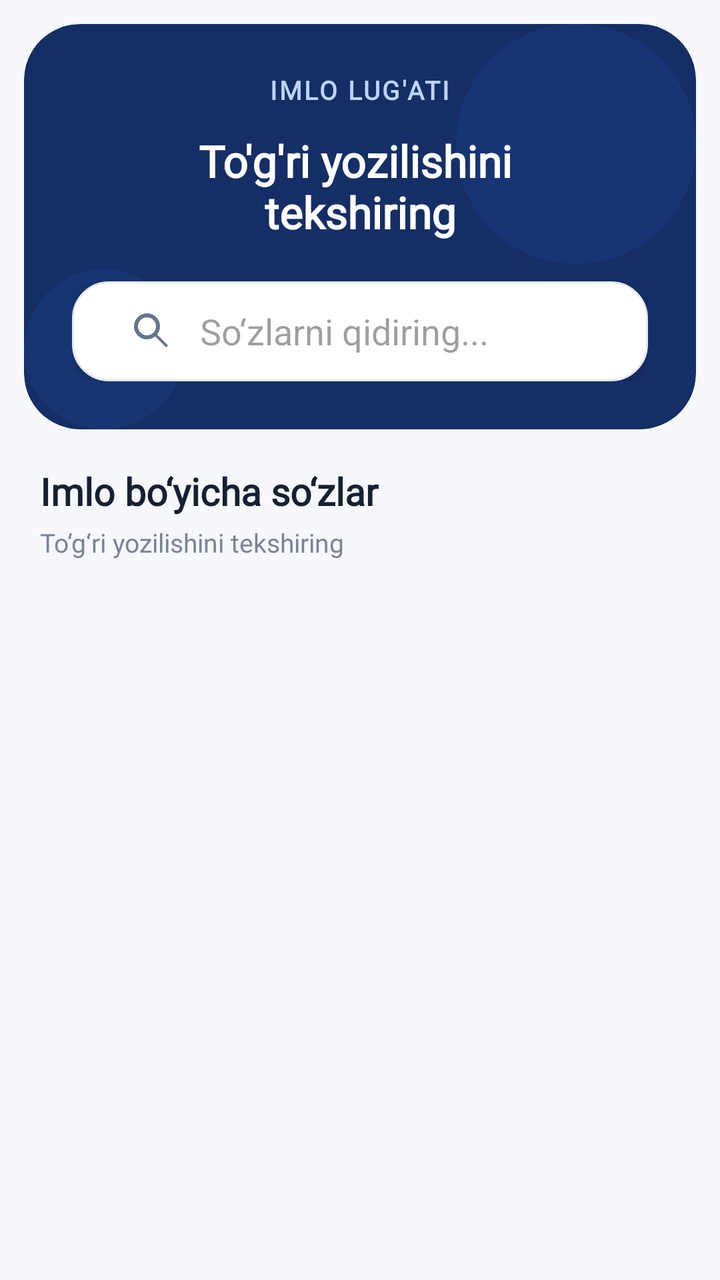
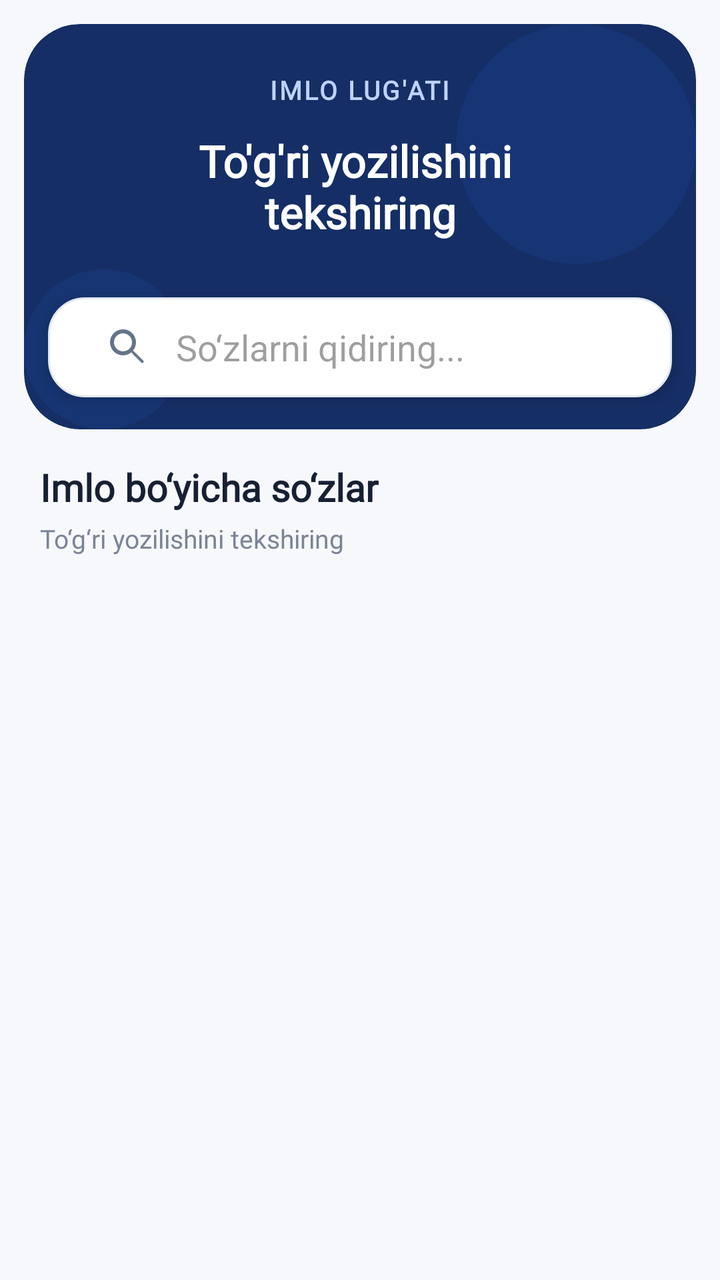

Screens rendered from an Android XML layout before and after an edit, with the pre-edit source and the edit as a unified diff.
<!-- AndroidManifest.xml: application theme Theme.OzbekTiliningIzohliUgati -->
<!-- res/layout/fragment_atama.xml -->
<?xml version="1.0" encoding="utf-8"?>
<androidx.constraintlayout.widget.ConstraintLayout
    xmlns:android="http://schemas.android.com/apk/res/android"
    xmlns:app="http://schemas.android.com/apk/res-auto"
    xmlns:tools="http://schemas.android.com/tools"
    android:layout_width="match_parent"
    android:layout_height="match_parent"
    android:background="@color/settings_background"
    tools:context=".presentation.AtamaFragment">

    <androidx.cardview.widget.CardView
        android:id="@+id/cardview"
        android:layout_width="0dp"
        android:layout_height="wrap_content"
        android:layout_margin="12dp"
        app:cardBackgroundColor="@color/header_blue"
        app:cardCornerRadius="28dp"
        app:cardElevation="0dp"
        app:layout_constraintEnd_toEndOf="parent"
        app:layout_constraintStart_toStartOf="parent"
        app:layout_constraintTop_toTopOf="parent">

        <FrameLayout
            android:layout_width="match_parent"
            android:layout_height="wrap_content">

            <View
                android:layout_width="120dp"
                android:layout_height="120dp"
                android:layout_gravity="end|top"
                android:alpha="0.12"
                android:background="@drawable/bg_header_circle" />

            <View
                android:layout_width="80dp"
                android:layout_height="80dp"
                android:layout_gravity="start|bottom"
                android:alpha="0.10"
                android:background="@drawable/bg_header_circle_light" />

            <LinearLayout
                android:layout_width="match_parent"
                android:layout_height="wrap_content"
                android:orientation="vertical"
                android:padding="24dp">

                <TextView
                    android:id="@+id/tv1"
                    android:layout_width="wrap_content"
                    android:layout_height="wrap_content"
                    android:layout_gravity="center_horizontal"
                    android:text="@string/imlo_lugati"
                    android:textAllCaps="true"
                    android:textColor="#BFD3FF"
                    android:textSize="13sp"
                    android:fontFamily="@font/inter"
                    android:letterSpacing="0.08"
                    android:textStyle="bold" />

                <TextView
                    android:id="@+id/tv"
                    android:layout_width="match_parent"
                    android:layout_height="wrap_content"
                    android:layout_marginTop="12dp"
                    android:gravity="center"
                    android:text="@string/check_orthography"
                    android:textColor="@color/white"
                    android:textSize="22sp"
                    android:fontFamily="@font/inter"
                    android:textStyle="bold" />

                <androidx.appcompat.widget.SearchView
                    android:id="@+id/searchBox"
                    android:layout_width="match_parent"
                    android:layout_height="50dp"
                    android:layout_marginTop="20dp"
                    android:background="@drawable/bg_search_premium"
                    android:elevation="3dp"
                    android:theme="@style/ThemeOverlay.AppCompat.Light"
                    app:iconifiedByDefault="false"
                    app:queryBackground="@android:color/transparent"
                    app:submitBackground="@android:color/transparent"
                    app:queryHint="So‘zlarni qidiring..."
                    app:searchIcon="@drawable/ic_search" />

            </LinearLayout>

        </FrameLayout>

    </androidx.cardview.widget.CardView>

    <TextView
        android:id="@+id/tv_section"
        android:layout_width="wrap_content"
        android:layout_height="wrap_content"
        android:layout_marginStart="20dp"
        android:layout_marginTop="18dp"
        android:text="Imlo bo‘yicha so‘zlar"
        android:textColor="@color/text_primary"
        android:textSize="19sp"
        android:fontFamily="@font/inter"
        android:textStyle="bold"
        app:layout_constraintStart_toStartOf="parent"
        app:layout_constraintTop_toBottomOf="@id/cardview" />

    <TextView
        android:id="@+id/tv_section_subtitle"
        android:layout_width="wrap_content"
        android:layout_height="wrap_content"
        android:layout_marginStart="20dp"
        android:layout_marginTop="4dp"
        android:text="To‘g‘ri yozilishini tekshiring"
        android:textColor="@color/text_secondary"
        android:textSize="13sp"
        android:fontFamily="@font/inter"
        app:layout_constraintStart_toStartOf="parent"
        app:layout_constraintTop_toBottomOf="@id/tv_section" />

    <androidx.recyclerview.widget.RecyclerView
        android:id="@+id/recyclerView"
        android:layout_width="0dp"
        android:layout_height="0dp"
        android:layout_marginStart="12dp"
        android:layout_marginTop="12dp"
        android:layout_marginEnd="12dp"
        android:clipToPadding="false"
        android:paddingBottom="20dp"
        app:layout_constraintBottom_toBottomOf="parent"
        app:layout_constraintEnd_toEndOf="parent"
        app:layout_constraintStart_toStartOf="parent"
        app:layout_constraintTop_toBottomOf="@id/tv_section_subtitle" />

</androidx.constraintlayout.widget.ConstraintLayout>
<!-- resources referenced by this layout -->
<resources>
  <color name="header_blue">#152E65</color>
  <color name="settings_background">#F6F8FC</color>
  <color name="text_primary">#172033</color>
  <color name="text_secondary">#7B8497</color>
  <color name="white">#FFFFFFFF</color>
  <!-- drawable bg_header_circle (drawable) -->
  <?xml version="1.0" encoding="utf-8"?>
  <shape xmlns:android="http://schemas.android.com/apk/res/android"
      android:shape="oval">
  
      <solid android:color="#306FEA" />
  
  </shape>
  <!-- drawable bg_header_circle_light (drawable) -->
  <?xml version="1.0" encoding="utf-8"?>
  <shape xmlns:android="http://schemas.android.com/apk/res/android"
      android:shape="oval">
  
      <solid android:color="#3B7BF2" />
  
  </shape>
  <!-- drawable bg_search_premium (drawable) -->
  <?xml version="1.0" encoding="utf-8"?>
  <shape xmlns:android="http://schemas.android.com/apk/res/android"
      android:shape="rectangle">
  
      <solid android:color="#FFFFFF" />
  
      <corners android:radius="18dp" />
  
      <stroke
          android:width="1dp"
          android:color="#E2E8F0" />
  
      <padding
          android:left="8dp"
          android:top="2dp"
          android:right="8dp"
          android:bottom="2dp" />
  
  </shape>
  <!-- drawable ic_search (drawable) -->
  <?xml version="1.0" encoding="utf-8"?>
  <vector
      xmlns:android="http://schemas.android.com/apk/res/android"
      android:width="24dp"
      android:height="24dp"
      android:viewportWidth="24"
      android:viewportHeight="24">
  
      <path
          android:fillColor="#64748B"
          android:pathData="M9.5,3A6.5,6.5 0,1 0,9.5 16A6.5,6.5 0,0 0,9.5 3M9.5,5A4.5,4.5 0,1 1,9.5 14A4.5,4.5 0,0 1,9.5 5M14.2,13.3L13.3,14.2L19,20L20,19L14.2,13.3Z" />
  
  </vector>
  <string name="check_orthography">To\'g\'ri yozilishini \ntekshiring</string>
  <string name="imlo_lugati">Imlo lug\'ati</string>
  <style name="Theme.OzbekTiliningIzohliUgati" parent="Base.Theme.OzbekTiliningIzohliUgati" />
  <style name="Base.Theme.OzbekTiliningIzohliUgati" parent="Theme.Material3.DayNight.NoActionBar">
  
          <item name="colorPrimary">@color/primary_blue</item>
          <item name="colorPrimaryVariant">@color/primary_blue_dark</item>
          <item name="colorOnPrimary">@color/white</item>
  
          <item name="colorSurface">@color/surface</item>
          <item name="colorOnSurface">@color/text_primary</item>
  
          <item name="android:colorBackground">@color/background</item>
          <item name="android:statusBarColor">@color/header_blue</item>
          <item name="android:windowLightStatusBar">false</item>
  
          <item name="android:navigationBarColor">@color/surface</item>
          <item name="android:windowLightNavigationBar">true</item>
  
          <item name="bottomNavigationStyle">
              @style/Widget.App.BottomNavigationView
          </item>
  
      </style>
  <color name="primary_blue">#2563EB</color>
  <color name="primary_blue_dark">#1D4ED8</color>
  <color name="surface">#FFFFFF</color>
  <color name="background">#F6F8FC</color>
  <style name="Widget.App.BottomNavigationView" parent="Widget.Material3.BottomNavigationView">
  
          <item name="itemBackground">@android:color/transparent</item>
  
      </style>
</resources>

<!-- the commit's change to res/layout/fragment_atama.xml (unified diff, before → after) -->
@@ -1,5 +1,5 @@
 <?xml version="1.0" encoding="utf-8"?>
-<androidx.constraintlayout.widget.ConstraintLayout
+<androidx.coordinatorlayout.widget.CoordinatorLayout
     xmlns:android="http://schemas.android.com/apk/res/android"
     xmlns:app="http://schemas.android.com/apk/res-auto"
     xmlns:tools="http://schemas.android.com/tools"
@@ -8,126 +8,149 @@
     android:background="@color/settings_background"
     tools:context=".presentation.AtamaFragment">
 
-    <androidx.cardview.widget.CardView
-        android:id="@+id/cardview"
-        android:layout_width="0dp"
+    <com.google.android.material.appbar.AppBarLayout
+        android:id="@+id/appBarLayout"
+        android:layout_width="match_parent"
         android:layout_height="wrap_content"
-        android:layout_margin="12dp"
-        app:cardBackgroundColor="@color/header_blue"
-        app:cardCornerRadius="28dp"
-        app:cardElevation="0dp"
-        app:layout_constraintEnd_toEndOf="parent"
-        app:layout_constraintStart_toStartOf="parent"
-        app:layout_constraintTop_toTopOf="parent">
+        android:background="@android:color/transparent"
+        app:elevation="0dp">
 
-        <FrameLayout
+        <com.google.android.material.appbar.CollapsingToolbarLayout
             android:layout_width="match_parent"
-            android:layout_height="wrap_content">
+            android:layout_height="wrap_content"
+            app:minHeight="82dp"
+            app:layout_scrollFlags="scroll|exitUntilCollapsed">
 
-            <View
-                android:layout_width="120dp"
-                android:layout_height="120dp"
-                android:layout_gravity="end|top"
-                android:alpha="0.12"
-                android:background="@drawable/bg_header_circle" />
-
-            <View
-                android:layout_width="80dp"
-                android:layout_height="80dp"
-                android:layout_gravity="start|bottom"
-                android:alpha="0.10"
-                android:background="@drawable/bg_header_circle_light" />
-
-            <LinearLayout
+            <androidx.cardview.widget.CardView
+                android:id="@+id/cardview"
                 android:layout_width="match_parent"
                 android:layout_height="wrap_content"
-                android:orientation="vertical"
-                android:padding="24dp">
+                android:layout_margin="12dp"
+                android:layout_marginBottom="16dp"
+                app:cardBackgroundColor="@color/header_blue"
+                app:cardCornerRadius="28dp"
+                app:cardElevation="0dp"
+                app:layout_collapseMode="parallax"
+                app:layout_collapseParallaxMultiplier="0.5">
 
-                <TextView
-                    android:id="@+id/tv1"
-                    android:layout_width="wrap_content"
-                    android:layout_height="wrap_content"
-                    android:layout_gravity="center_horizontal"
-                    android:text="@string/imlo_lugati"
-                    android:textAllCaps="true"
-                    android:textColor="#BFD3FF"
-                    android:textSize="13sp"
-                    android:fontFamily="@font/inter"
-                    android:letterSpacing="0.08"
-                    android:textStyle="bold" />
+                <FrameLayout
+                    android:layout_width="match_parent"
+                    android:layout_height="wrap_content">
 
-                <TextView
-                    android:id="@+id/tv"
-                    android:layout_width="match_parent"
-                    android:layout_height="wrap_content"
-                    android:layout_marginTop="12dp"
-                    android:gravity="center"
-                    android:text="@string/check_orthography"
-                    android:textColor="@color/white"
-                    android:textSize="22sp"
-                    android:fontFamily="@font/inter"
-                    android:textStyle="bold" />
+                    <View
+                        android:layout_width="120dp"
+                        android:layout_height="120dp"
+                        android:layout_gravity="end|top"
+                        android:alpha="0.12"
+                        android:background="@drawable/bg_header_circle" />
 
-                <androidx.appcompat.widget.SearchView
-                    android:id="@+id/searchBox"
-                    android:layout_width="match_parent"
-                    android:layout_height="50dp"
-                    android:layout_marginTop="20dp"
-                    android:background="@drawable/bg_search_premium"
-                    android:elevation="3dp"
-                    android:theme="@style/ThemeOverlay.AppCompat.Light"
-                    app:iconifiedByDefault="false"
-                    app:queryBackground="@android:color/transparent"
-                    app:submitBackground="@android:color/transparent"
-                    app:queryHint="So‘zlarni qidiring..."
-                    app:searchIcon="@drawable/ic_search" />
+                    <View
+                        android:layout_width="80dp"
+                        android:layout_height="80dp"
+                        android:layout_gravity="start|bottom"
+                        android:alpha="0.10"
+                        android:background="@drawable/bg_header_circle_light" />
 
-            </LinearLayout>
+                    <LinearLayout
+                        android:layout_width="match_parent"
+                        android:layout_height="wrap_content"
+                        android:orientation="vertical"
+                        android:padding="24dp">
 
-        </FrameLayout>
+                        <TextView
+                            android:id="@+id/tv1"
+                            android:layout_width="wrap_content"
+                            android:layout_height="wrap_content"
+                            android:layout_gravity="center_horizontal"
+                            android:fontFamily="@font/inter"
+                            android:letterSpacing="0.08"
+                            android:text="@string/imlo_lugati"
+                            android:textAllCaps="true"
+                            android:textColor="#BFD3FF"
+                            android:textSize="13sp"
+                            android:textStyle="bold" />
 
-    </androidx.cardview.widget.CardView>
+                        <TextView
+                            android:id="@+id/tv"
+                            android:layout_width="match_parent"
+                            android:layout_height="wrap_content"
+                            android:layout_marginTop="12dp"
+                            android:fontFamily="@font/inter"
+                            android:gravity="center"
+                            android:text="@string/check_orthography"
+                            android:textColor="@color/white"
+                            android:textSize="22sp"
+                            android:textStyle="bold" />
 
-    <TextView
-        android:id="@+id/tv_section"
-        android:layout_width="wrap_content"
-        android:layout_height="wrap_content"
-        android:layout_marginStart="20dp"
-        android:layout_marginTop="18dp"
-        android:text="Imlo bo‘yicha so‘zlar"
-        android:textColor="@color/text_primary"
-        android:textSize="19sp"
-        android:fontFamily="@font/inter"
-        android:textStyle="bold"
-        app:layout_constraintStart_toStartOf="parent"
-        app:layout_constraintTop_toBottomOf="@id/cardview" />
+                        <Space
+                            android:layout_width="match_parent"
+                            android:layout_height="50dp"
+                            android:layout_marginTop="20dp" />
 
-    <TextView
-        android:id="@+id/tv_section_subtitle"
-        android:layout_width="wrap_content"
-        android:layout_height="wrap_content"
-        android:layout_marginStart="20dp"
-        android:layout_marginTop="4dp"
-        android:text="To‘g‘ri yozilishini tekshiring"
-        android:textColor="@color/text_secondary"
-        android:textSize="13sp"
-        android:fontFamily="@font/inter"
-        app:layout_constraintStart_toStartOf="parent"
-        app:layout_constraintTop_toBottomOf="@id/tv_section" />
+                    </LinearLayout>
+
+                </FrameLayout>
+
+            </androidx.cardview.widget.CardView>
+
+            <androidx.appcompat.widget.SearchView
+                android:id="@+id/searchBox"
+                android:layout_width="match_parent"
+                android:layout_height="50dp"
+                android:layout_gravity="bottom"
+                android:layout_marginHorizontal="24dp"
+                android:layout_marginBottom="28dp"
+                android:background="@drawable/bg_search_premium"
+                android:elevation="4dp"
+                android:theme="@style/ThemeOverlay.AppCompat.Light"
+                app:iconifiedByDefault="false"
+                app:layout_collapseMode="pin"
+                app:queryBackground="@android:color/transparent"
+                app:queryHint="So‘zlarni qidiring..."
+                app:searchIcon="@drawable/ic_search"
+                app:submitBackground="@android:color/transparent" />
+
+        </com.google.android.material.appbar.CollapsingToolbarLayout>
+
+        <LinearLayout
+            android:layout_width="match_parent"
+            android:layout_height="wrap_content"
+            android:orientation="vertical"
+            android:paddingHorizontal="20dp"
+            android:paddingTop="4dp"
+            android:paddingBottom="8dp">
+
+            <TextView
+                android:id="@+id/tv_section"
+                android:layout_width="wrap_content"
+                android:layout_height="wrap_content"
+                android:fontFamily="@font/inter"
+                android:text="Imlo bo‘yicha so‘zlar"
+                android:textColor="@color/text_primary"
+                android:textSize="19sp"
+                android:textStyle="bold" />
+
+            <TextView
+                android:id="@+id/tv_section_subtitle"
+                android:layout_width="wrap_content"
+                android:layout_height="wrap_content"
+                android:layout_marginTop="4dp"
+                android:fontFamily="@font/inter"
+                android:text="To‘g‘ri yozilishini tekshiring"
+                android:textColor="@color/text_secondary"
+                android:textSize="13sp" />
+
+        </LinearLayout>
+
+    </com.google.android.material.appbar.AppBarLayout>
 
     <androidx.recyclerview.widget.RecyclerView
         android:id="@+id/recyclerView"
-        android:layout_width="0dp"
-        android:layout_height="0dp"
-        android:layout_marginStart="12dp"
-        android:layout_marginTop="12dp"
-        android:layout_marginEnd="12dp"
+        android:layout_width="match_parent"
+        android:layout_height="match_parent"
         android:clipToPadding="false"
-        android:paddingBottom="20dp"
-        app:layout_constraintBottom_toBottomOf="parent"
-        app:layout_constraintEnd_toEndOf="parent"
-        app:layout_constraintStart_toStartOf="parent"
-        app:layout_constraintTop_toBottomOf="@id/tv_section_subtitle" />
+        android:paddingHorizontal="12dp"
+        android:paddingBottom="120dp"
+        app:layout_behavior="@string/appbar_scrolling_view_behavior" />
 
-</androidx.constraintlayout.widget.ConstraintLayout>
+</androidx.coordinatorlayout.widget.CoordinatorLayout>
